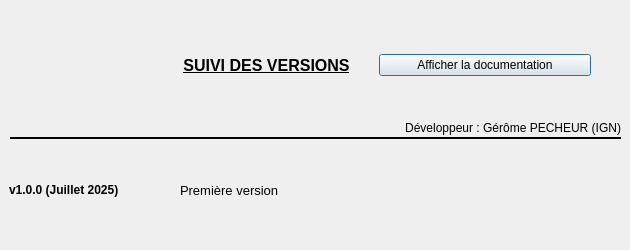
First picture: the form in aproposde.ui, repository IGNF/assistant-complexe-qgis-plugin, before the edit.
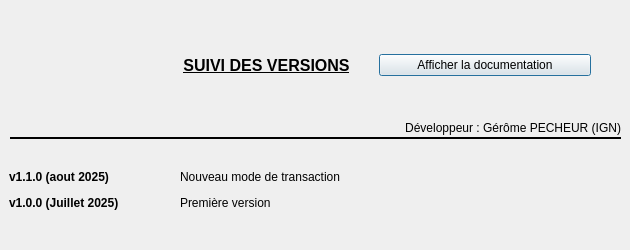
Second picture: the form after the edit. Icons and pictures are not drawn.

Commit message: Nouveau mode de transaction et suppression du undo et du log

```diff
--- a/aproposde.ui
+++ b/aproposde.ui
@@ -104,7 +104,7 @@
     <item>
      <widget class="QLabel" name="label_6">
       <property name="text">
-       <string>&lt;html&gt;&lt;head/&gt;&lt;body&gt;&lt;p&gt;&lt;span style=&quot; font-weight:600;&quot;&gt;v1.0.0 (Juillet 2025)&lt;/span&gt;&lt;/p&gt;&lt;/body&gt;&lt;/html&gt;</string>
+       <string>&lt;html&gt;&lt;head/&gt;&lt;body&gt;&lt;p&gt;&lt;span style=&quot; font-weight:600;&quot;&gt;v1.1.0 (aout 2025)&lt;/span&gt;&lt;/p&gt;&lt;p&gt;&lt;span style=&quot; font-weight:600;&quot;&gt;v1.0.0 (Juillet 2025)&lt;/span&gt;&lt;/p&gt;&lt;/body&gt;&lt;/html&gt;</string>
       </property>
      </widget>
     </item>
@@ -123,7 +123,7 @@
     <item>
      <widget class="QLabel" name="label_7">
       <property name="text">
-       <string>&lt;html&gt;&lt;head/&gt;&lt;body&gt;&lt;p&gt;&lt;span style=&quot; font-size:10pt;&quot;&gt;Première version&lt;/span&gt;&lt;/p&gt;&lt;/body&gt;&lt;/html&gt;</string>
+       <string>&lt;html&gt;&lt;head/&gt;&lt;body&gt;&lt;p&gt;Nouveau mode de transaction&lt;/p&gt;&lt;p&gt;Première version&lt;/p&gt;&lt;/body&gt;&lt;/html&gt;</string>
       </property>
      </widget>
     </item>
```
The commit also changes 6 other files.
